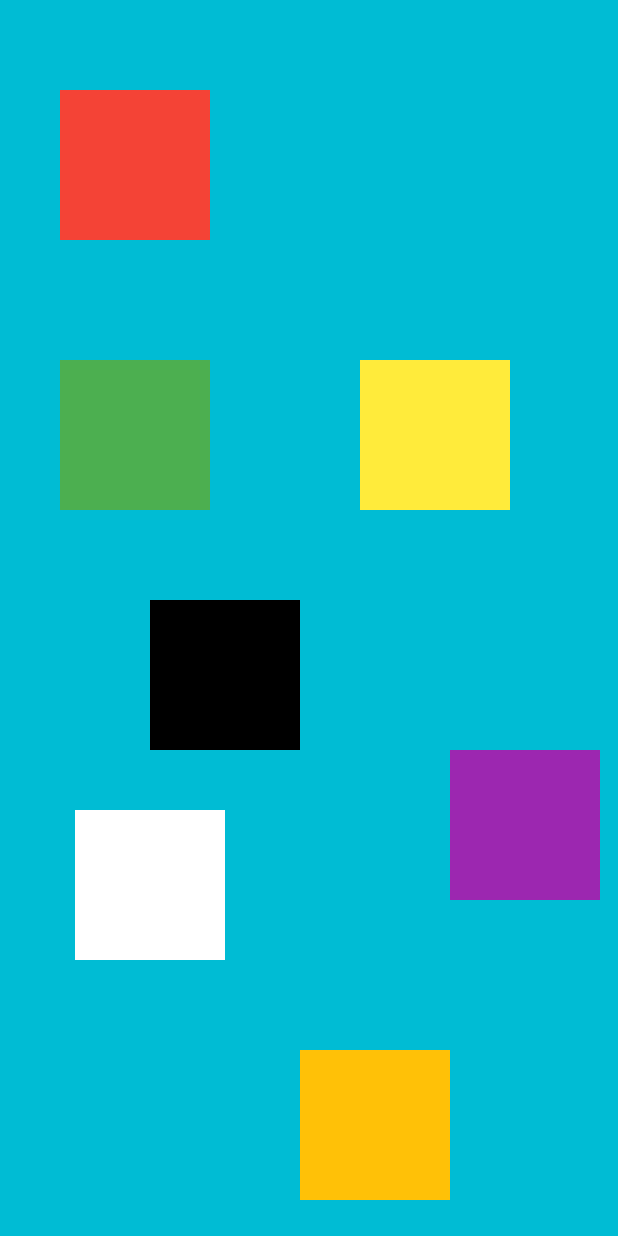
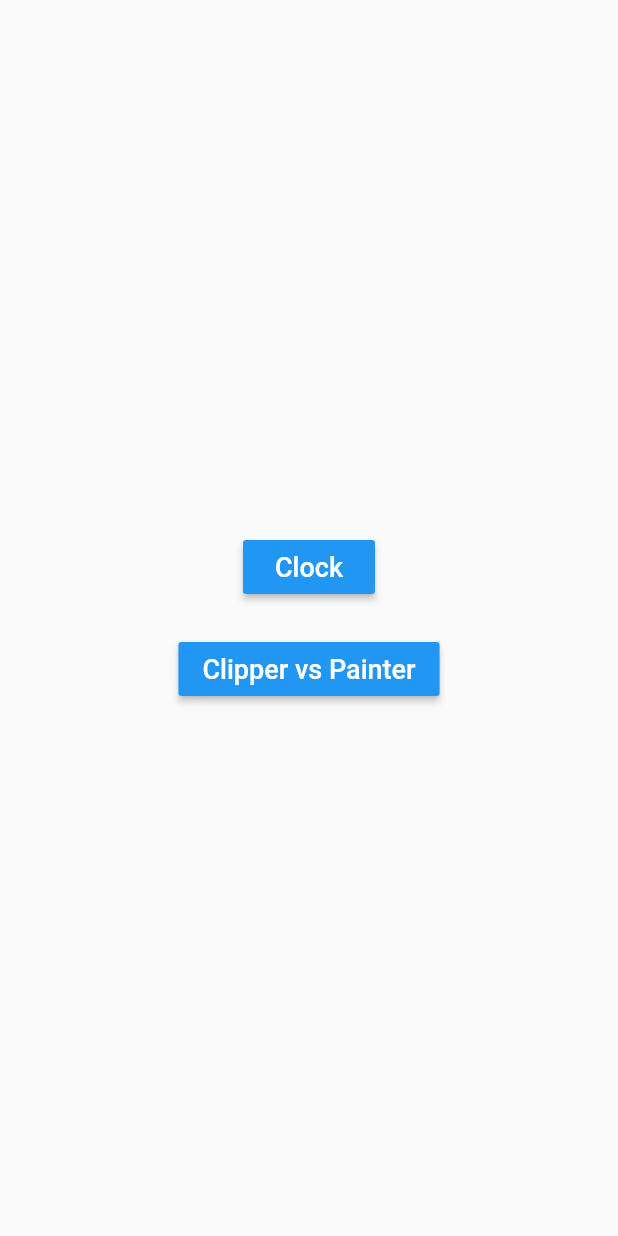
Before and after one commit to PRBaraiya/custom_painter_demo, a Flutter app: the screen it shows after launch, on a phone screen of 412 x 824 dp. Run offline on Flutter 3.47's test engine with Material 2 defaults, Android fonts, the phone set to English and light mode, and no system bars.

Commit message:
added files.

```diff
--- a/lib/main.dart
+++ b/lib/main.dart
@@ -1,5 +1,8 @@
+import 'package:custom_painter/clipper_and_painter.dart';
+import 'package:custom_painter/clock.dart';
 import 'package:flutter/material.dart';
-import 'package:flutter/rendering.dart';
+
+import 'widgets/button.dart';
 
 void main() => runApp(MyApp());
 
@@ -8,111 +11,36 @@ class MyApp extends StatelessWidget {
   Widget build(BuildContext context) {
     return MaterialApp(
       title: 'Flutter Demo',
-      theme: ThemeData(
-        primarySwatch: Colors.blue,
-      ),
-      home: MyHomePage(title: 'Flutter Demo Home Page'),
+      theme: ThemeData.light(),
+      home: MyHomePage(),
     );
   }
 }
 
 class MyHomePage extends StatefulWidget {
-  MyHomePage({Key? key, required this.title}) : super(key: key);
-  final String title;
-
   @override
   _MyHomePageState createState() => _MyHomePageState();
 }
 
 class _MyHomePageState extends State<MyHomePage> {
-  List<RectData> rects = [
-    RectData(
-        rect: Rect.fromLTWH(40, 60, 100, 100),
-        color: Colors.red,
-        colorName: "Red"),
-    RectData(
-        rect: Rect.fromLTWH(240, 240, 100, 100),
-        color: Colors.yellow,
-        colorName: "Yellow"),
-    RectData(
-        rect: Rect.fromLTWH(40, 240, 100, 100),
-        color: Colors.green,
-        colorName: "Green"),
-    RectData(
-        rect: Rect.fromLTWH(300, 500, 100, 100),
-        color: Colors.purple,
-        colorName: "Purple"),
-    RectData(
-        rect: Rect.fromLTWH(50, 540, 100, 100),
-        color: Colors.white,
-        colorName: "White"),
-    RectData(
-        rect: Rect.fromLTWH(100, 400, 100, 100),
-        color: Colors.black,
-        colorName: "Black"),
-    RectData(
-        rect: Rect.fromLTWH(200, 700, 100, 100),
-        color: Colors.amber,
-        colorName: "Amber"),
-  ];
-
   @override
   Widget build(BuildContext context) {
     return Scaffold(
       body: Center(
-        child: CustomPaint(
-          size: MediaQuery.of(context).size,
-          painter: DefaultPainter(rects: rects),
+        child: Column(
+          mainAxisAlignment: MainAxisAlignment.center,
+          children: [
+            Button(
+              title: "Clock",
+              page: ClockPage(),
+            ),
+            Button(
+              title: "Clipper vs Painter",
+              page: ClipperAndPainter(),
+            ),
+          ],
         ),
       ),
     );
   }
 }
-
-class DefaultPainter extends CustomPainter {
-  final List<RectData> rects;
-
-  DefaultPainter({required this.rects});
-
-  @override
-  void paint(Canvas canvas, Size size) {
-    canvas.drawColor(Colors.cyan, BlendMode.darken);
-    rects.forEach(
-        (rect) => canvas.drawRect(rect.rect, Paint()..color = rect.color));
-  }
-
-  @override
-  bool shouldRebuildSemantics(covariant CustomPainter oldDelegate) => false;
-
-  @override
-  bool? hitTest(Offset position) {
-    String color = "Cyan";
-    rects.forEach((element) {
-      if (element.rect.contains(position)) {
-        color = element.colorName;
-      }
-    });
-
-    print("Tapped on $color");
-
-    return false;
-  }
-
-  @override
-  bool shouldRepaint(covariant CustomPainter oldDelegate) => false;
-}
-
-class RectData {
-  final Rect rect;
-  final Color color;
-  final String colorName;
-
-  RectData({
-    required this.rect,
-    required this.color,
-    required this.colorName,
-  });
-
-  @override
-  String toString() => "$colorName";
-}
--- /dev/null
+++ b/lib/widgets/button.dart
@@ -0,0 +1,36 @@
+import 'package:flutter/material.dart';
+
+class Button extends StatelessWidget {
+  final String title;
+  final Widget page;
+
+  const Button({
+    Key? key,
+    required this.title,
+    required this.page,
+  }) : super(key: key);
+
+  Widget build(BuildContext context) {
+    return Padding(
+      padding: const EdgeInsets.symmetric(vertical: 10),
+      child: MaterialButton(
+        child: Text(
+          title,
+          style: TextStyle(
+            fontSize: 18,
+            color: Colors.white,
+          ),
+        ),
+        color: Colors.blue,
+        onPressed: () {
+          Navigator.push(
+            context,
+            MaterialPageRoute(
+              builder: (_) => page,
+            ),
+          );
+        },
+      ),
+    );
+  }
+}
```
Also changed, not shown: lib/clipper_and_painter.dart (added, +75 -0 lines), lib/clock.dart (added, +154 -0 lines).
